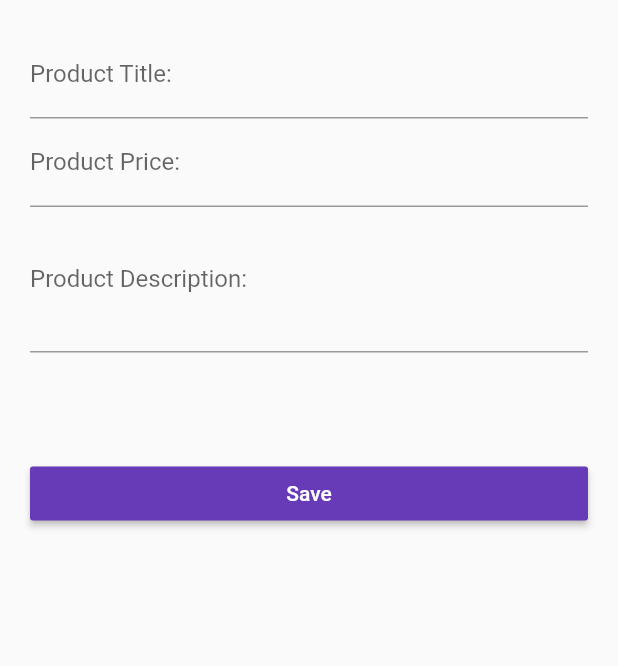
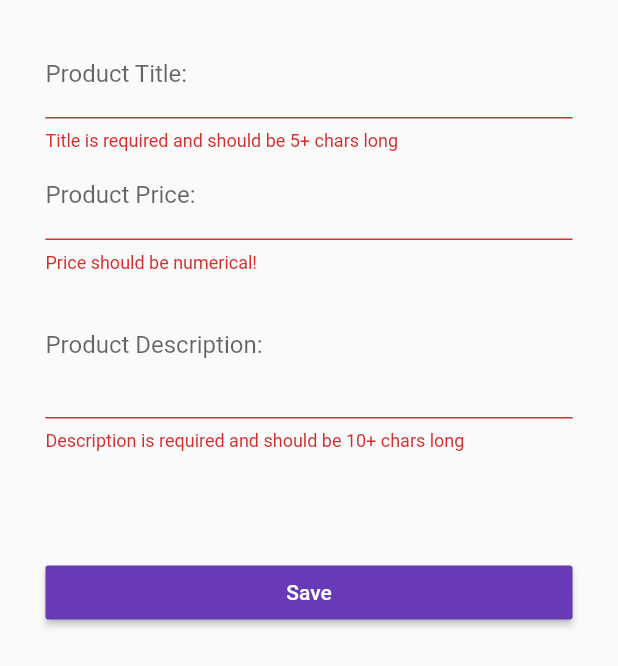
Before and after one commit to mykhailohasiuk/flutter-test-app, a Flutter app: the ProductCreatePage widget shown alone on an empty page, opened directly with empty values, after a tap on "Save", on a phone screen of 412 x 824 dp. Shown: the top 666 px of the screen. Run offline on Flutter 3.47's test engine with Material 2 defaults, Android fonts, the phone set to English and light mode, and no system bars.

Commit message:
code refactored. form added. Simple vaidation included

```diff
--- a/lib/pages/product_create.dart
+++ b/lib/pages/product_create.dart
@@ -12,15 +12,34 @@ class ProductCreatePage extends StatefulWidget {
 }
 
 class _ProductCreatePageState extends State<ProductCreatePage> {
+  final Map<String, dynamic> _formData = {
+    'title': '',
+    'description': '',
+    'price': 0.0,
+    'image': 'assets/food.jpg'
+  };
+
   String _titleValue = '';
   String _descriptionValue = '';
   double _priceValue = 0.00;
+  final GlobalKey<FormState> _formKey = GlobalKey<FormState>();
 
   @override
   Widget build(BuildContext context) {
-    return Container(
+    double deviceWidth = MediaQuery.of(context).size.width;
+    double targetWith = deviceWidth > 700.0 ? 500.0 : deviceWidth * 0.95;
+    double targetPadding = (deviceWidth - targetWith) / 2;
+
+    return GestureDetector(
+      onTap: () {
+        FocusScope.of(context).requestFocus(FocusNode());
+      },
+      child: Container(
         margin: EdgeInsets.all(20.0),
+        child: Form(
+          key: _formKey,
           child: ListView(
+            padding: EdgeInsets.symmetric(horizontal: targetPadding),
             children: <Widget>[
               _buildTitleTextField(),
               _buildTitlePriceField(),
@@ -36,62 +55,72 @@ class _ProductCreatePageState extends State<ProductCreatePage> {
               )
             ],
           ),
+        ),
+      ),
     );
   }
 
 //  Custom Widget build Methods
 
   Widget _buildTitleTextField() {
-    return TextField(
+    return TextFormField(
       decoration: InputDecoration(
         labelText: 'Product Title: ',
       ),
-      onChanged: (String value) {
-        setState(() {
-          _titleValue = value;
-        });
+      validator: (String value) {
+        if (value.isEmpty || value.length < 5) {
+          return 'Title is required and should be 5+ chars long';
+        }
+      },
+      onSaved: (String value) {
+        _formData['title'] = value;
       },
     );
   }
 
   Widget _buildTitlePriceField() {
-    return TextField(
+    return TextFormField(
+      validator: (String value) {
+        if (value.isEmpty ||
+            !RegExp(r'^(?:[1-9]\d*|0)?(?:\.\d+)?$').hasMatch(value)) {
+          return 'Price should be numerical!';
+        }
+      },
       decoration: InputDecoration(
         labelText: 'Product Price: ',
       ),
       keyboardType:
           TextInputType.numberWithOptions(signed: false, decimal: true),
-      onChanged: (String value) {
-        setState(() {
-          _priceValue = double.parse(value);
-        });
+      onSaved: (String value) {
+        _formData['price'] = double.parse(value);
       },
     );
   }
 
   Widget _buildTitleDecorationField() {
-    return TextField(
+    return TextFormField(
+      validator: (String value) {
+        if (value.isEmpty || value.length < 10) {
+          return 'Description is required and should be 10+ chars long';
+        }
+      },
       decoration: InputDecoration(
         labelText: 'Product Description: ',
       ),
       keyboardType: TextInputType.multiline,
       maxLines: 3,
-      onChanged: (String value) {
-        setState(() {
-          _descriptionValue = value;
-        });
+      onSaved: (String value) {
+        _formData['description'] = value;
       },
     );
   }
 
   void _submitForm() {
-    final Map<String, dynamic> product = {
-      'title': _titleValue,
-      'description': _descriptionValue,
-      'price': _priceValue,
-      'image': 'assets/food.jpg'
-    };
-    widget.addProduct(product);
+    if (_formKey.currentState.validate()) {
+      _formKey.currentState.save();
+      widget.addProduct(_formData);
       Navigator.pushReplacementNamed(context, '/products');
+    } else
+      return;
   }
 }
--- a/lib/pages/product_list.dart
+++ b/lib/pages/product_list.dart
@@ -1,6 +1,11 @@
 import 'package:flutter/material.dart';
 
 class ProductListPage extends StatelessWidget {
+  final List<Map<String, dynamic>> products;
+
+
+  ProductListPage(this.products);
+
   @override
   Widget build(BuildContext context) {
     return Center(
```
Also changed, not shown: lib/main.dart (+13 -10 lines), lib/pages/auth.dart (+65 -12 lines), lib/pages/product.dart (+42 -48 lines), lib/pages/products.dart (+20 -15 lines), lib/pages/products_admin.dart (+23 -13 lines), lib/widgets/products/product_card.dart (+14 -8 lines). Lines whose indentation alone changed are shown as unchanged.
